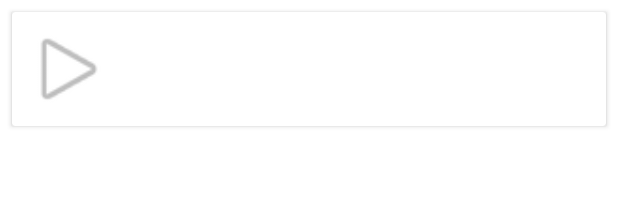
After one commit to dgmedvedev/MyMovies, an Android app: the layout trailer_item.xml on its own in the app's theme, with its tools: preview values and no code run, on a phone screen of 412 x 824 dp. The commit adds this screen. Shown: the top 216 px of the screen. Run offline under Robolectric (Android 15) with nearby library versions, the phone set to English and light mode, and no system bars.

Commit message:
downloadJSON Trailers&Reviews, created layouts

```diff
--- /dev/null
+++ b/app/src/main/res/layout/trailer_item.xml
@@ -0,0 +1,35 @@
+<?xml version="1.0" encoding="utf-8"?>
+<androidx.cardview.widget.CardView xmlns:android="http://schemas.android.com/apk/res/android"
+    xmlns:app="http://schemas.android.com/apk/res-auto"
+    android:layout_width="match_parent"
+    android:layout_height="wrap_content"
+    android:layout_margin="8dp">
+
+
+    <androidx.constraintlayout.widget.ConstraintLayout
+        android:layout_width="match_parent"
+        android:layout_height="wrap_content">
+
+        <ImageView
+            android:id="@+id/imageViewPlay"
+            android:layout_width="60dp"
+            android:layout_height="60dp"
+            android:layout_margin="8dp"
+            android:contentDescription="@string/launch_trailer"
+            app:layout_constraintBottom_toBottomOf="parent"
+            app:layout_constraintStart_toStartOf="parent"
+            app:layout_constraintTop_toTopOf="parent"
+            app:srcCompat="@android:drawable/ic_media_play" />
+
+        <TextView
+            android:id="@+id/textViewNameOfVideo"
+            android:layout_width="0dp"
+            android:layout_height="wrap_content"
+            android:layout_margin="8dp"
+            app:layout_constraintBottom_toBottomOf="parent"
+            app:layout_constraintEnd_toEndOf="parent"
+            app:layout_constraintStart_toEndOf="@id/imageViewPlay"
+            app:layout_constraintTop_toTopOf="parent" />
+
+    </androidx.constraintlayout.widget.ConstraintLayout>
+</androidx.cardview.widget.CardView>
--- a/app/src/main/res/values/strings.xml
+++ b/app/src/main/res/values/strings.xml
@@ -7,4 +7,5 @@
     <string name="remove_from_favourite">Удалено из избранного</string>
     <string name="item_main">Главная</string>
     <string name="item_favourite">Избранное</string>
+    <string name="launch_trailer">Запустить трейлер</string>
 </resources>
```
Also changed, not shown: app/src/main/java/com/demo/mymovies/data/Review.java (added, +27 -0 lines), app/src/main/java/com/demo/mymovies/data/Trailer.java (added, +27 -0 lines), app/src/main/java/com/demo/mymovies/utils/JSONUtils.java (+53 -0 lines), app/src/main/java/com/demo/mymovies/utils/NetworkUtils.java (+101 -1 lines), app/src/main/res/layout/activity_detail.xml (+16 -0 lines), app/src/main/res/layout/review_item.xml (added, +30 -0 lines).
